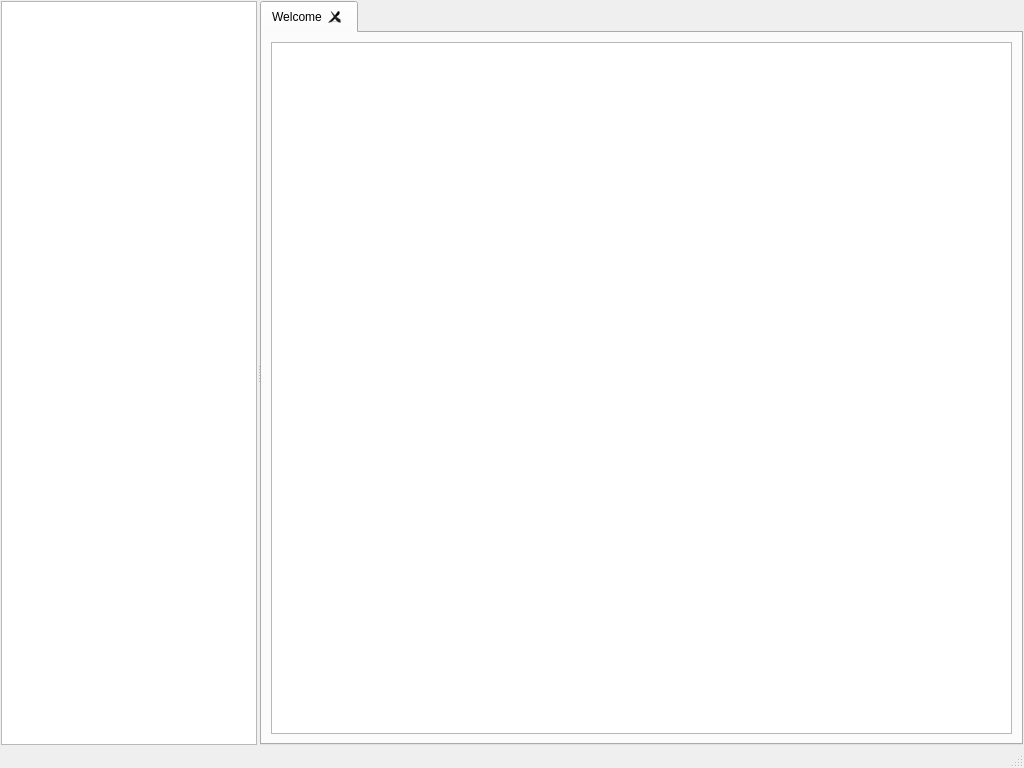
Before: the Qt Designer form python/ui/bicasa.ui in brandicast/bicasa, drawn with Qt 5.
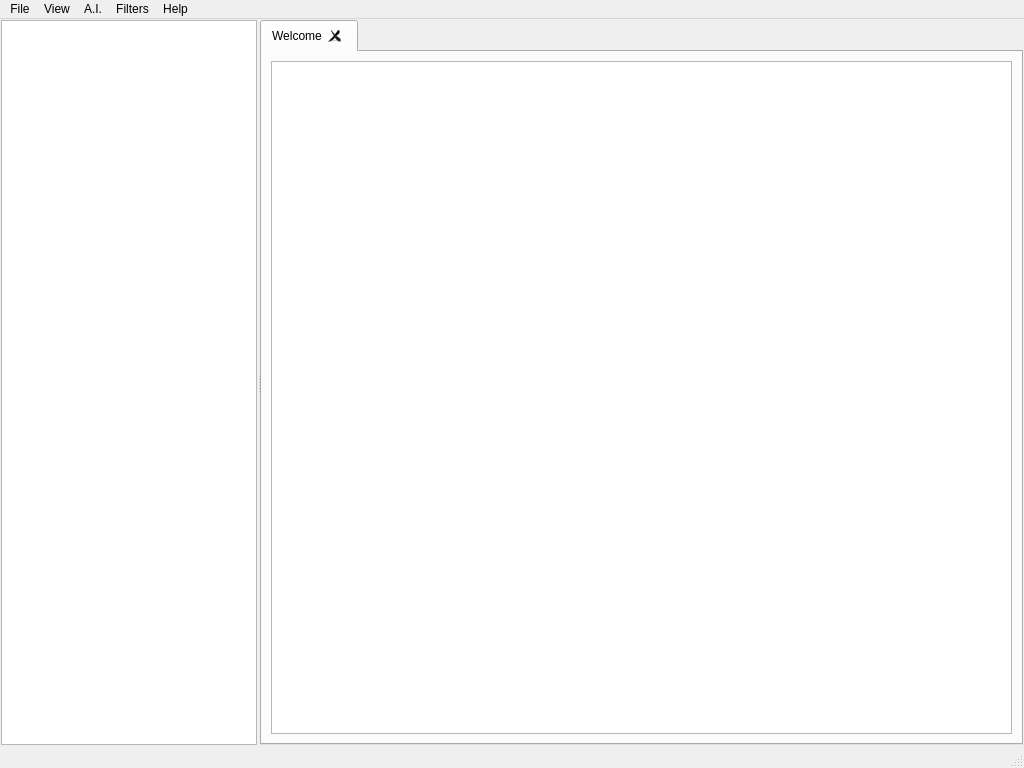
After: the same form once the commit is applied.

Diff of the .ui file:
```diff
--- a/python/ui/bicasa.ui
+++ b/python/ui/bicasa.ui
@@ -143,6 +143,57 @@
      <height>21</height>
     </rect>
    </property>
+   <widget class="QMenu" name="menuFile">
+    <property name="title">
+     <string>File</string>
+    </property>
+    <addaction name="actionConfiguration"/>
+    <addaction name="separator"/>
+    <addaction name="actionExit"/>
+   </widget>
+   <widget class="QMenu" name="menuAI">
+    <property name="title">
+     <string>View</string>
+    </property>
+   </widget>
+   <widget class="QMenu" name="menuA_I">
+    <property name="title">
+     <string>A.I.</string>
+    </property>
+    <widget class="QMenu" name="menuFace_Detection">
+     <property name="title">
+      <string>Face Detection</string>
+     </property>
+     <widget class="QMenu" name="menuInstant_Detect">
+      <property name="title">
+       <string>Instant Detect</string>
+      </property>
+      <addaction name="actionFaceEnable"/>
+      <addaction name="actionFaceDisable"/>
+     </widget>
+     <addaction name="menuInstant_Detect"/>
+     <addaction name="actionFull_Detect"/>
+    </widget>
+    <addaction name="menuFace_Detection"/>
+    <addaction name="actionFaces_Boook"/>
+   </widget>
+   <widget class="QMenu" name="menuHelp">
+    <property name="title">
+     <string>Filters</string>
+    </property>
+    <addaction name="actionFilters"/>
+    <addaction name="actionCrop"/>
+   </widget>
+   <widget class="QMenu" name="menuHelp_2">
+    <property name="title">
+     <string>Help</string>
+    </property>
+   </widget>
+   <addaction name="menuFile"/>
+   <addaction name="menuAI"/>
+   <addaction name="menuA_I"/>
+   <addaction name="menuHelp"/>
+   <addaction name="menuHelp_2"/>
   </widget>
   <widget class="QStatusBar" name="statusbar"/>
  </widget>
```
Left out of the diff: 49 changed lines with no effect on the pictures.
